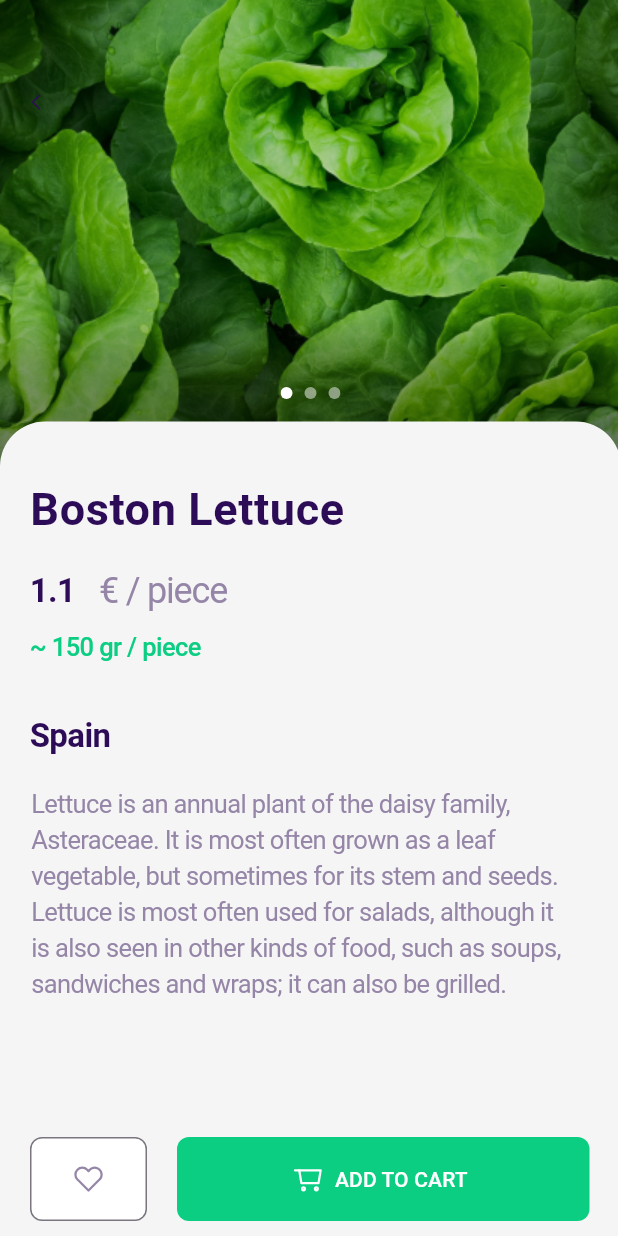
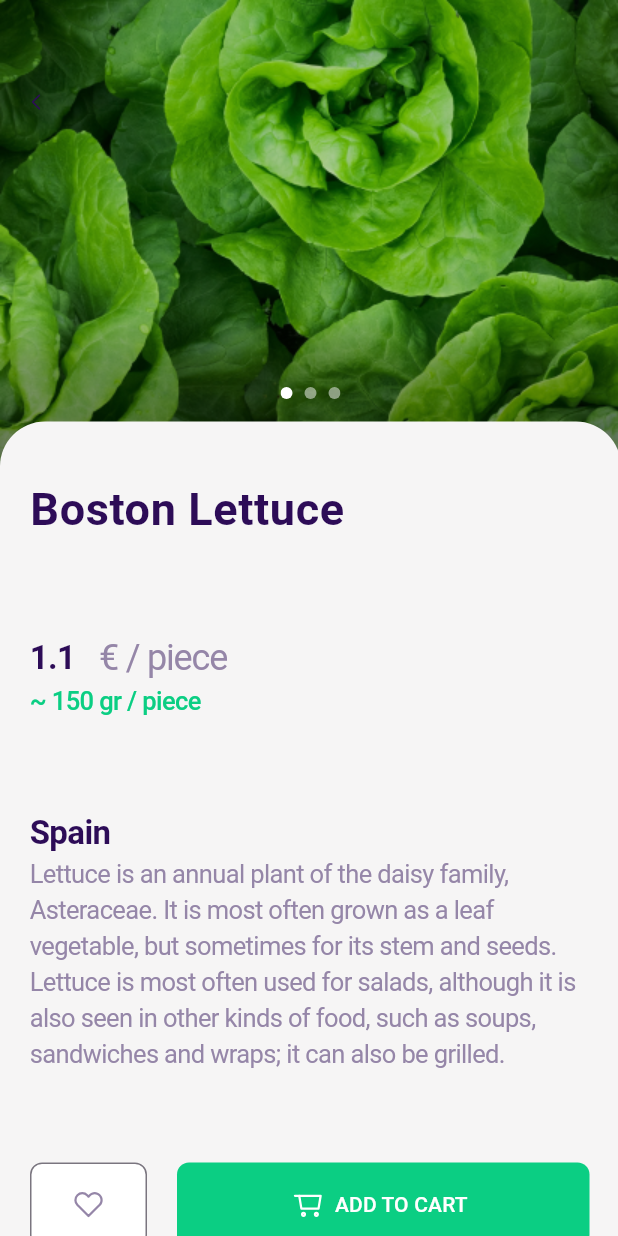
Before and after one commit to assyaIsk/flutter, a Flutter app: the VegetableDetailScreen screen opened directly with sample values from the repository, on a phone screen of 412 x 824 dp. Run offline on Flutter 3.47's test engine with Material 3 defaults, Android fonts, the phone set to English and light mode, and no system bars; our stand-ins replace flutter_riverpod, flutter_svg.

Commit message:
some fixes

```diff
--- a/lib/screens/vegetable_detail.dart
+++ b/lib/screens/vegetable_detail.dart
@@ -12,9 +12,7 @@ class VegetableDetailScreen extends ConsumerWidget {
   @override
   Widget build(BuildContext context, WidgetRef ref) {
     return Scaffold(
-      body: Container(
-        width: double.infinity,
-        height: 896,
+      body: DecoratedBox(
         decoration: const BoxDecoration(
           color: AppStyles.backgroundColor,
         ),
@@ -84,18 +82,16 @@ class VegetableDetailScreen extends ConsumerWidget {
                 ),
                 child: Column(
                   crossAxisAlignment: CrossAxisAlignment.start,
+                  mainAxisAlignment: MainAxisAlignment.spaceBetween,
                   children: [
-                    Container(
-                      margin: const EdgeInsets.fromLTRB(0, 0, 0, 16),
-                      child: Text(
+                    Text(
                       vegetable.name,
                       style: AppStyles.detailTitleTextStyle30,
                     ),
-                    ),
-                    Container(
-                      margin: const EdgeInsets.fromLTRB(0, 0, 223, 8),
-                      width: double.infinity,
-                      child: Row(
+                    Column(
+                      crossAxisAlignment: CrossAxisAlignment.start,
+                      children: [
+                        Row(
                           crossAxisAlignment: CrossAxisAlignment.center,
                           children: [
                             Container(
@@ -112,31 +108,19 @@ class VegetableDetailScreen extends ConsumerWidget {
                             ),
                           ],
                         ),
+                        const Text('~ 150 gr / piece',
+                            style: AppStyles.detailGreenTextStyle17),
+                      ],
                     ),
-                    Container(
-                      margin: const EdgeInsets.fromLTRB(0, 0, 0, 32),
-                      child: const Text('~ 150 gr / piece',
-                          style: AppStyles.detailGreenTextStyle17),
+                    Column(
+                      crossAxisAlignment: CrossAxisAlignment.start,
+                      children: [
+                        const Text('Spain', style: AppStyles.detailTextStyle22),
+                        Text(vegetable.text,
+                            style: AppStyles.detailVioletTextStyle17),
+                      ],
                     ),
-                    Container(
-                      // title3A7 (102:4859)
-                      margin: const EdgeInsets.fromLTRB(0, 0, 0, 18),
-                      child: const Text('Spain',
-                          style: AppStyles.detailTextStyle22),
-                    ),
-                    Container(
-                      // textAkX (102:4862)
-                      margin: const EdgeInsets.fromLTRB(1, 0, 0, 90),
-                      constraints: const BoxConstraints(
-                        maxWidth: 362,
-                      ),
-                      child: Text(vegetable.text,
-                          style: AppStyles.detailVioletTextStyle17),
-                    ),
-                    SizedBox(
-                      width: double.infinity,
-                      height: 56,
-                      child: Row(
+                    Row(
                       crossAxisAlignment: CrossAxisAlignment.center,
                       children: [
                         Container(
@@ -173,8 +157,7 @@ class VegetableDetailScreen extends ConsumerWidget {
                           child: TextButton.icon(
                             label: const Text(
                               'ADD TO CART',
-                                style:
-                                    TextStyle(color: AppStyles.whiteBtnColor),
+                              style: TextStyle(color: AppStyles.whiteBtnColor),
                             ),
                             icon: SvgPicture.asset(
                               'assets/svg/shopping-cart.svg',
@@ -191,7 +174,6 @@ class VegetableDetailScreen extends ConsumerWidget {
                         ),
                       ],
                     ),
-                    ),
                   ],
                 ),
               ),
--- a/lib/widgets/vegetables/header.dart
+++ b/lib/widgets/vegetables/header.dart
@@ -8,7 +8,6 @@ class Header extends StatelessWidget {
   @override
   Widget build(BuildContext context) {
     return SizedBox(
-      width: double.infinity,
       height: 215,
       child: Stack(
         children: [
--- a/lib/widgets/vegetables/vegetable_list.dart
+++ b/lib/widgets/vegetables/vegetable_list.dart
@@ -26,7 +26,6 @@ class VegetableList extends ConsumerWidget {
             alignment: Alignment.topCenter,
             margin: const EdgeInsets.fromLTRB(0, 0, 0, 8),
             padding: const EdgeInsets.fromLTRB(20, 16, 0, 16),
-            width: double.infinity,
             height: 165,
             child:
                 Row(crossAxisAlignment: CrossAxisAlignment.center, children: [
```
Lines whose indentation alone changed are shown as unchanged.
